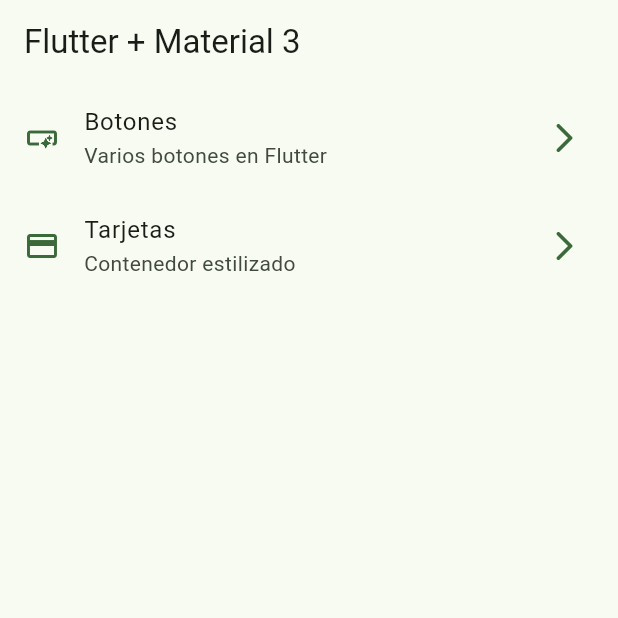
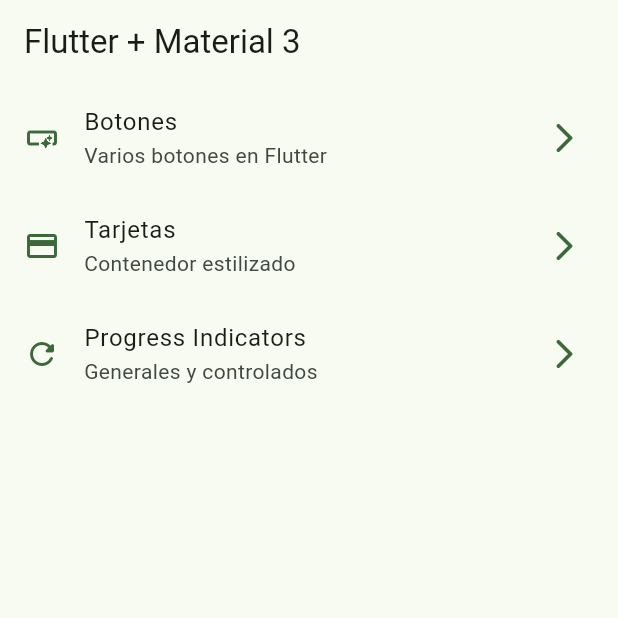
Before and after one commit to brunocoronado49/widgets_app, a Flutter app: the screen it shows after launch, on a phone screen of 412 x 824 dp, the top half of it. Run offline on Flutter 3.47's test engine with Material 3 defaults, Android fonts, the phone set to English and light mode, and no system bars; our stand-ins replace go_router.

Commit message:
progress indicators finish

```diff
--- a/lib/config/menu/menu_items.dart
+++ b/lib/config/menu/menu_items.dart
@@ -27,5 +27,11 @@ const appMenuItems = <MenuItems>[
     subtitle: 'Contenedor estilizado',
     link: '/cards',
     icon: Icons.credit_card
-  )
+  ),
+  MenuItems(
+    title: 'Progress Indicators',
+    subtitle: 'Generales y controlados',
+    link: '/progress',
+    icon: Icons.refresh_rounded
+  ),
 ];
--- a/lib/config/router/app_router.dart
+++ b/lib/config/router/app_router.dart
@@ -19,5 +19,10 @@ final appRouter = GoRouter(
       path: '/cards',
       builder: (context, state) => const CardScreen()
     ),
+    GoRoute(
+      name: ProgressScreen.name,
+      path: '/progress',
+      builder: (context, state) => const ProgressScreen()
+    ),
   ]
 );
--- a/lib/presentation/screens/screens.dart
+++ b/lib/presentation/screens/screens.dart
@@ -1,9 +1,9 @@
 export 'package:widgets_app/presentation/screens/animated_screen.dart';
 export 'package:widgets_app/presentation/screens/app_tutorial_screen.dart';
+export 'package:widgets_app/presentation/screens/button_screen.dart';
+export 'package:widgets_app/presentation/screens/card_screen.dart';
+export 'package:widgets_app/presentation/screens/home_screen.dart';
 export 'package:widgets_app/presentation/screens/infinite_scroll_screen.dart';
 export 'package:widgets_app/presentation/screens/progress_screen.dart';
 export 'package:widgets_app/presentation/screens/snackbar_screen.dart';
 export 'package:widgets_app/presentation/screens/ui_controls_screen.dart';
-export 'package:widgets_app/presentation/screens/button_screen.dart';
-export 'package:widgets_app/presentation/screens/card_screen.dart';
-export 'package:widgets_app/presentation/screens/home_screen.dart';
```
Also changed, not shown: lib/presentation/screens/progress_screen.dart (+61 -1 lines).
